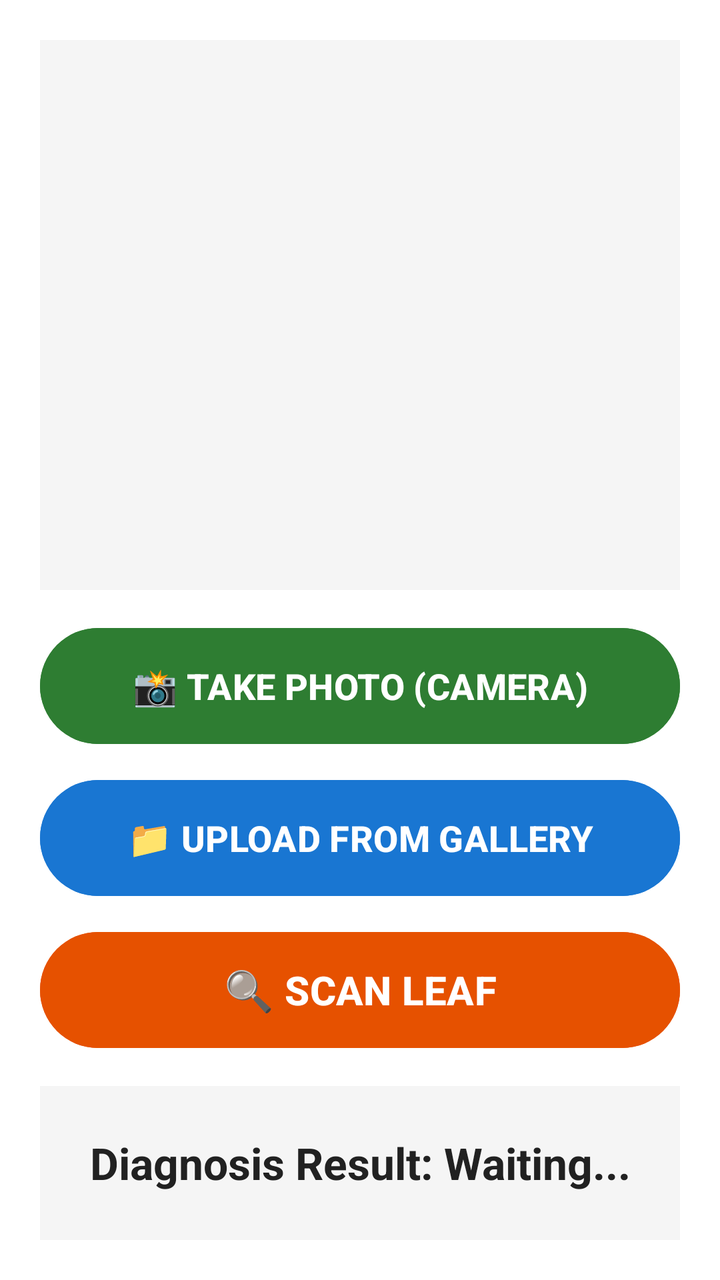
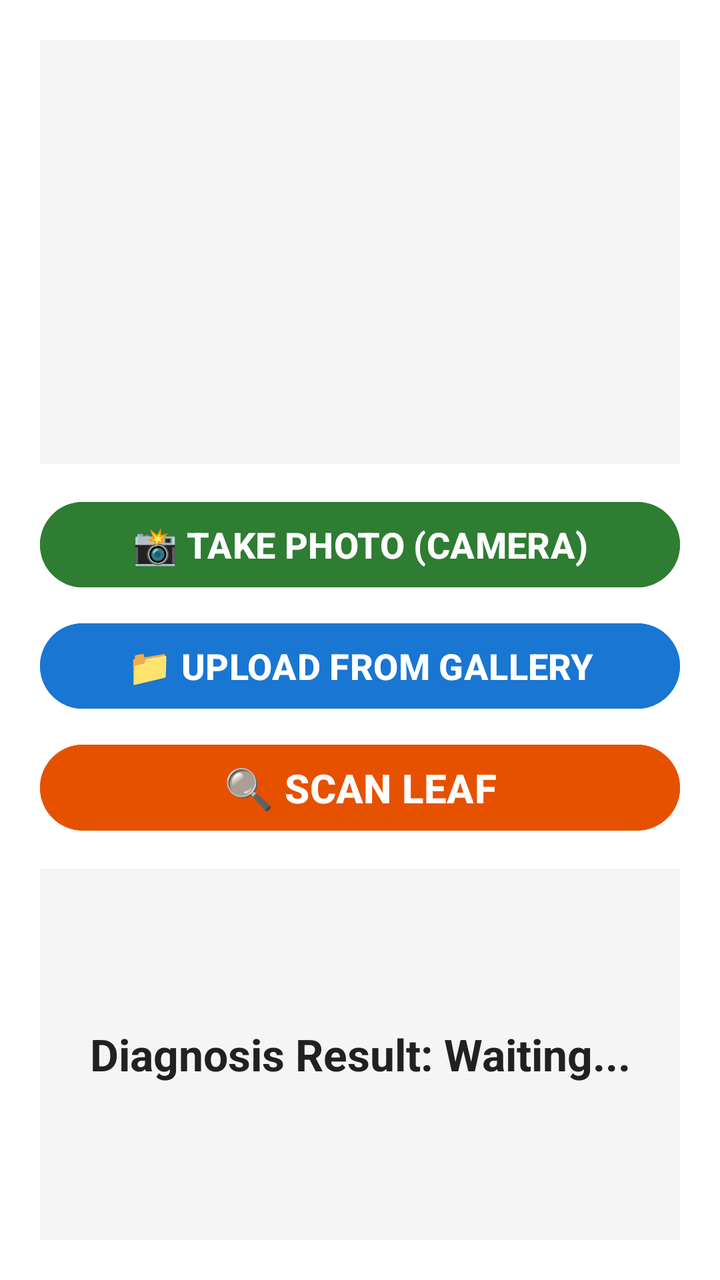

An Android layout rendered at two revisions. The XML below is the earlier revision; the diff shows what the commit changed to produce the second picture.
<!-- AndroidManifest.xml: application theme Theme.KisanMitra -->
<!-- res/layout/activity_main.xml -->
<?xml version="1.0" encoding="utf-8"?>
<LinearLayout xmlns:android="http://schemas.android.com/apk/res/android"
    android:layout_width="match_parent"
    android:layout_height="match_parent"
    android:background="#FFFFFF"
    android:orientation="vertical"
    android:padding="20dp"
    android:weightSum="10">

    <ImageView
        android:id="@+id/imageView"
        android:layout_width="344dp"
        android:layout_height="0dp"
        android:layout_marginBottom="15dp"
        android:layout_weight="5"
        android:background="#F5F5F5"
        android:contentDescription="Crop leaf image preview"
        android:rotationX="360"
        android:scaleType="centerCrop" />

    <Button
        android:id="@+id/btnCamera"
        android:layout_width="match_parent"
        android:layout_height="0dp"
        android:layout_marginBottom="10dp"
        android:layout_weight="1.2"
        android:backgroundTint="#2E7D32"
        android:text="📸 TAKE PHOTO (CAMERA)"
        android:textColor="#FFFFFF"
        android:textSize="18sp"
        android:textStyle="bold" />

    <Button
        android:id="@+id/btnGallery"
        android:layout_width="match_parent"
        android:layout_height="0dp"
        android:layout_marginBottom="10dp"
        android:layout_weight="1.2"
        android:backgroundTint="#1976D2"
        android:text="📁 UPLOAD FROM GALLERY"
        android:textColor="#FFFFFF"
        android:textSize="18sp"
        android:textStyle="bold" />

    <Button
        android:id="@+id/btnScan"
        android:layout_width="match_parent"
        android:layout_height="0dp"
        android:layout_marginBottom="15dp"
        android:layout_weight="1.2"
        android:backgroundTint="#E65100"
        android:text="🔍 SCAN LEAF"
        android:textColor="#FFFFFF"
        android:textSize="20sp"
        android:textStyle="bold" />

    <TextView
        android:id="@+id/tvResult"
        android:layout_width="match_parent"
        android:layout_height="0dp"
        android:layout_weight="1.4"
        android:background="#F5F5F5"
        android:gravity="center"
        android:padding="10dp"
        android:text="Diagnosis Result: Waiting..."
        android:textColor="#212121"
        android:textSize="22sp"
        android:textStyle="bold" />

</LinearLayout>
<!-- resources referenced by this layout -->
<resources>
  <style name="Theme.KisanMitra" parent="Base.Theme.KisanMitra" />
  <style name="Base.Theme.KisanMitra" parent="Theme.Material3.DayNight.NoActionBar">
          
          
      </style>
</resources>

<!-- the commit's change to res/layout/activity_main.xml (unified diff, before → after) -->
@@ -57,7 +57,7 @@
     <TextView
         android:id="@+id/tvResult"
         android:layout_width="match_parent"
-        android:layout_height="0dp"
+        android:layout_height="126dp"
         android:layout_weight="1.4"
         android:background="#F5F5F5"
         android:gravity="center"
